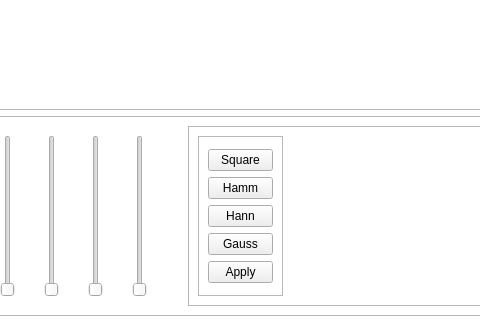
shehab400/Signal-Equalizer, file FixingGUI.ui: the form before one commit; both pictures show x 487 to 967 and y 457 to 791 of the 1181 by 791 pixel window.
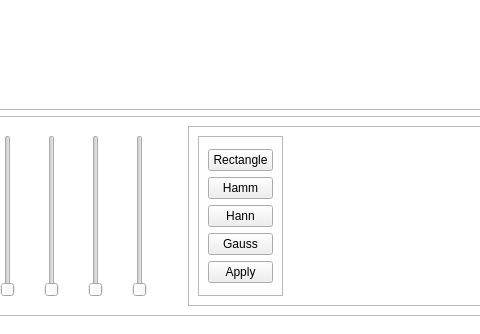
The form after the commit. Icons and pictures are not drawn.

The edit to the form file:
```diff
--- a/FixingGUI.ui
+++ b/FixingGUI.ui
@@ -941,7 +941,7 @@
                   <item>
                    <widget class="QPushButton" name="pushButton">
                     <property name="text">
-                     <string>Square</string>
+                     <string>Rectangle</string>
                     </property>
                    </widget>
                   </item>
```
